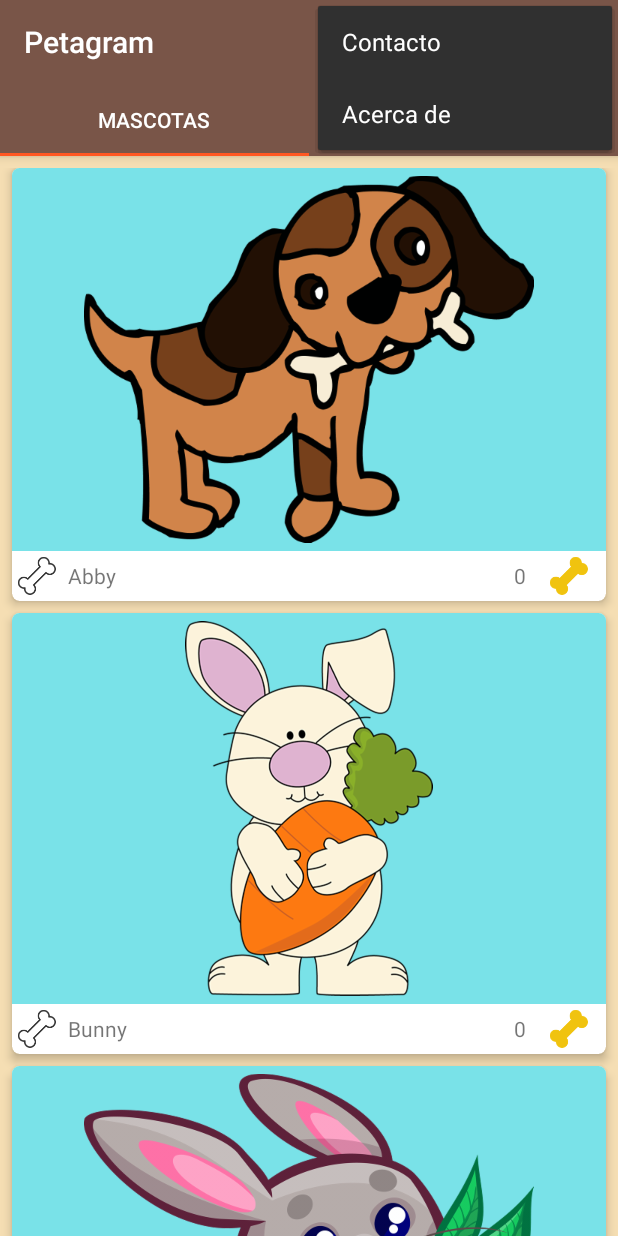
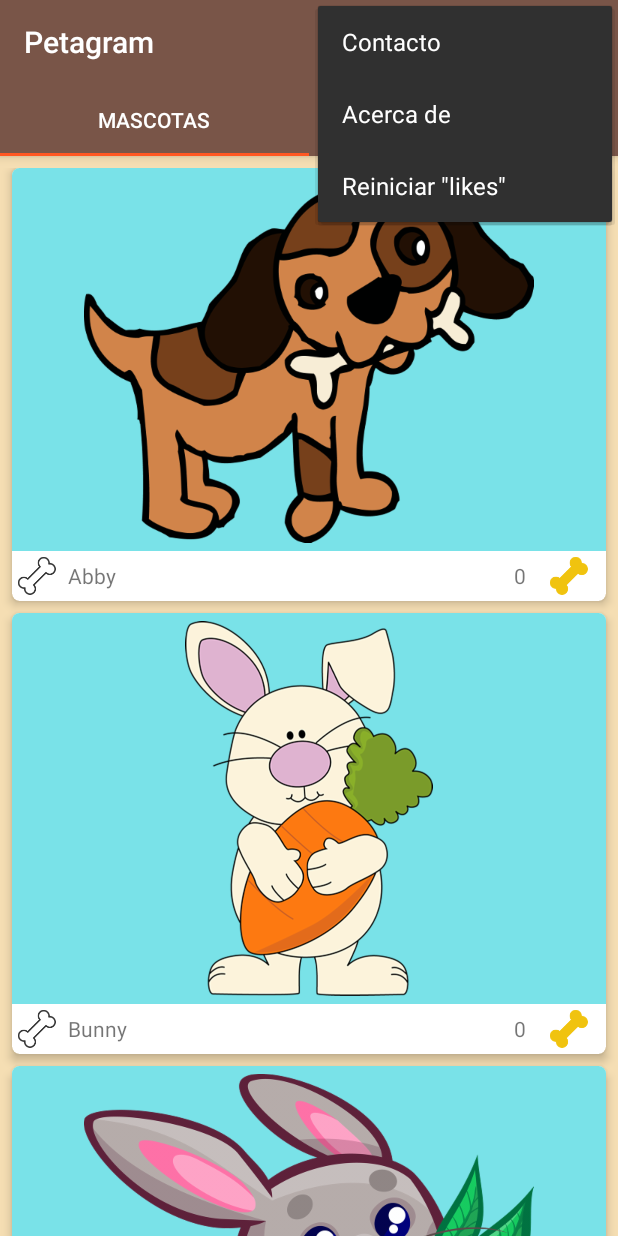
Before and after one commit to romansg/Petagram, an Android app: the screen it shows after launch (MainActivity), with the options menu open, on a phone screen of 412 x 824 dp. Run offline under Robolectric (Android 15) with nearby library versions, the light colour scheme and no system bars.

Commit message:
Terminada la actividad del perfil de mascota

```diff
--- a/app/build.gradle
+++ b/app/build.gradle
@@ -37,6 +37,7 @@ dependencies {
     implementation 'com.android.support:cardview-v7:26.1.0'
     implementation 'com.sun.mail:android-mail:1.6.0'
     implementation 'com.sun.mail:android-activation:1.6.0'
+    implementation 'com.mikhaellopez:circularimageview:3.0.2'
     testImplementation 'junit:junit:4.12'
     androidTestImplementation 'com.android.support.test:runner:1.0.1'
     androidTestImplementation 'com.android.support.test.espresso:espresso-core:3.0.1'
--- /dev/null
+++ b/app/src/main/java/com/romansg/petagram/adapter/MiniaturaAdapter.java
@@ -0,0 +1,59 @@
+package com.romansg.petagram.adapter;
+
+import android.app.Activity;
+import android.content.Context;
+import android.support.v7.widget.RecyclerView;
+import android.view.LayoutInflater;
+import android.view.View;
+import android.view.ViewGroup;
+import android.widget.ImageView;
+import android.widget.TextView;
+
+import com.romansg.petagram.R;
+import com.romansg.petagram.pojo.Mascota;
+
+import java.util.ArrayList;
+
+public class MiniaturaAdapter extends RecyclerView.Adapter<MiniaturaAdapter.MascotaViewHolder> {
+    private ArrayList<Mascota> mascotas;
+    private Context context;
+    private int seleccion = 0;
+
+    public MiniaturaAdapter(ArrayList<Mascota> mascotas, Context context) {
+        this.mascotas = mascotas;
+        this.context = context;
+    }
+
+    @Override
+    public MascotaViewHolder onCreateViewHolder(ViewGroup parent, int viewType) {
+        LayoutInflater inflater = LayoutInflater.from(parent.getContext());
+        View view = inflater.inflate(R.layout.miniatura, parent, false);
+
+        return new MascotaViewHolder(view);
+    }
+
+    @Override
+    public void onBindViewHolder(final MascotaViewHolder holder, final int position) {
+        final Mascota mascota = mascotas.get(position);
+
+        holder.ivPetPhoto.setImageResource(mascota.getFoto());
+        holder.tvPetLikes.setText(mascota.getLikes() + "");
+    }
+
+    @Override
+    public int getItemCount() {
+        return mascotas.size();
+    }
+
+    public static class MascotaViewHolder extends RecyclerView.ViewHolder {
+        private ImageView ivPetPhoto;
+        private TextView tvPetLikes;
+
+        public MascotaViewHolder(View itemView) {
+            super(itemView);
+
+            ivPetPhoto = itemView.findViewById(R.id.ivPetPhoto);
+            tvPetLikes  = itemView.findViewById(R.id.tvPetLikes);
+        }
+    }
+}
--- a/app/src/main/java/com/romansg/petagram/db/Interactor.java
+++ b/app/src/main/java/com/romansg/petagram/db/Interactor.java
@@ -136,4 +136,10 @@ public class Interactor {
 
         return db.obtenerMascotasFavoritas(cuantas);
     }
+
+    public void reiniciarLikesMascotas() {
+        DbHelper db = new DbHelper(context);
+
+        db.reiniciarLikes();
+    }
 }
--- a/app/src/main/java/com/romansg/petagram/main/MainActivity.java
+++ b/app/src/main/java/com/romansg/petagram/main/MainActivity.java
@@ -74,6 +74,10 @@ public class MainActivity extends AppCompatActivity implements MainView {
                 presenter.verBiografia();
                 break;
 
+            case R.id.mReiniciar:
+                presenter.reiniciarLikesMascotas();
+                break;
+
             case R.id.mFavoritas:
                 presenter.verMascotasFavoritas();
                 break;
--- a/app/src/main/java/com/romansg/petagram/main/MainPresenter.java
+++ b/app/src/main/java/com/romansg/petagram/main/MainPresenter.java
@@ -2,6 +2,7 @@ package com.romansg.petagram.main;
 
 public interface MainPresenter {
     void agregarMuestraMascotas();
+    void reiniciarLikesMascotas();
     void verContacto();
     void verBiografia();
     void verMascotasFavoritas();
--- a/app/src/main/java/com/romansg/petagram/main/MainPresenterImpl.java
+++ b/app/src/main/java/com/romansg/petagram/main/MainPresenterImpl.java
@@ -32,6 +32,12 @@ public class MainPresenterImpl implements MainPresenter {
     }
 
     @Override
+    public void reiniciarLikesMascotas() {
+        Interactor interactor = new Interactor(context);
+        interactor.reiniciarLikesMascotas();
+    }
+
+    @Override
     public void verContacto() {
         Intent intent = new Intent(context, ContactoActivity.class);
         context.startActivity(intent);
--- a/app/src/main/java/com/romansg/petagram/perfil/PerfilMascotaFragment.java
+++ b/app/src/main/java/com/romansg/petagram/perfil/PerfilMascotaFragment.java
@@ -1,18 +1,26 @@
 package com.romansg.petagram.perfil;
-
 
 import android.os.Bundle;
 import android.support.v4.app.Fragment;
+import android.support.v7.widget.GridLayoutManager;
+import android.support.v7.widget.RecyclerView;
 import android.view.LayoutInflater;
 import android.view.View;
 import android.view.ViewGroup;
 
 import com.romansg.petagram.R;
+import com.romansg.petagram.adapter.MiniaturaAdapter;
+import com.romansg.petagram.pojo.Mascota;
+
+import java.util.ArrayList;
 
 /**
  * A simple {@link Fragment} subclass.
  */
-public class PerfilMascotaFragment extends Fragment {
+public class PerfilMascotaFragment extends Fragment implements PerfilMascotaView {
+    private RecyclerView rvMascotaFotos;
+    private PerfilMascotaPresenter presenter;
+
     public PerfilMascotaFragment() {
         // Required empty public constructor
     }
@@ -20,6 +28,19 @@ public class PerfilMascotaFragment extends Fragment {
     @Override
     public View onCreateView(LayoutInflater inflater, ViewGroup container, Bundle savedInstanceState) {
         // Inflate the layout for this fragment
-        return inflater.inflate(R.layout.fragment_perfil_mascota, container, false);
+        View view = inflater.inflate(R.layout.fragment_perfil_mascota, container, false);
+
+        rvMascotaFotos = view.findViewById(R.id.rvMascotaFotos);
+        presenter = new PerfilMascotaPresenterImpl(getContext(), this);
+
+        return view;
+    }
+
+    public void setupRecyclerView(ArrayList<Mascota> mascotas) {
+        GridLayoutManager manager = new GridLayoutManager(getActivity(), 3);
+        MiniaturaAdapter adapter = new MiniaturaAdapter(mascotas, getContext());
+
+        rvMascotaFotos.setLayoutManager(manager);
+        rvMascotaFotos.setAdapter(adapter);
     }
 }
--- /dev/null
+++ b/app/src/main/java/com/romansg/petagram/perfil/PerfilMascotaPresenter.java
@@ -0,0 +1,10 @@
+package com.romansg.petagram.perfil;
+
+import com.romansg.petagram.pojo.Mascota;
+
+import java.util.ArrayList;
+
+public interface PerfilMascotaPresenter {
+    ArrayList<Mascota> obtenerMascotas(); // Obtiene datos del modelo
+    void mostrarMascotas(ArrayList<Mascota> mascotas); // Proporciona datos a la vista
+}
--- /dev/null
+++ b/app/src/main/java/com/romansg/petagram/perfil/PerfilMascotaPresenterImpl.java
@@ -0,0 +1,44 @@
+package com.romansg.petagram.perfil;
+
+import android.content.Context;
+
+import com.romansg.petagram.R;
+import com.romansg.petagram.db.Interactor;
+import com.romansg.petagram.listado.ListaMascotasView;
+import com.romansg.petagram.pojo.Mascota;
+
+import java.util.ArrayList;
+
+public class PerfilMascotaPresenterImpl implements PerfilMascotaPresenter {
+    private PerfilMascotaView view;
+    private Interactor interactor;
+    private ArrayList<Mascota> mascotas;
+    private Context context;
+
+    public PerfilMascotaPresenterImpl(Context context, PerfilMascotaView view) {
+        this.context = context;
+        this.view = view;
+
+        mascotas = obtenerMascotas();
+        mostrarMascotas(mascotas);
+    }
+
+    public ArrayList<Mascota> obtenerMascotas() {
+        mascotas = new ArrayList<Mascota>();
+
+        mascotas.add(new Mascota("Fiona", R.drawable.fiona, 3));
+        mascotas.add(new Mascota("Fiona", R.drawable.fiona, 0));
+        mascotas.add(new Mascota("Fiona", R.drawable.fiona, 5));
+        mascotas.add(new Mascota("Fiona", R.drawable.fiona, 2));
+        mascotas.add(new Mascota("Fiona", R.drawable.fiona, 1));
+        mascotas.add(new Mascota("Fiona", R.drawable.fiona, 0));
+        mascotas.add(new Mascota("Fiona", R.drawable.fiona, 4));
+        mascotas.add(new Mascota("Fiona", R.drawable.fiona, 2));
+
+        return mascotas;
+    }
+
+    public void mostrarMascotas(ArrayList<Mascota> mascotas) {
+        view.setupRecyclerView(mascotas);
+    }
+}
--- /dev/null
+++ b/app/src/main/java/com/romansg/petagram/perfil/PerfilMascotaView.java
@@ -0,0 +1,9 @@
+package com.romansg.petagram.perfil;
+
+import com.romansg.petagram.pojo.Mascota;
+
+import java.util.ArrayList;
+
+public interface PerfilMascotaView {
+    void setupRecyclerView(ArrayList<Mascota> mascotas);
+}
--- a/app/src/main/res/menu/menu_opciones.xml
+++ b/app/src/main/res/menu/menu_opciones.xml
@@ -11,6 +11,10 @@
         android:orderInCategory="110"
         android:title="@string/menu_biografia" />
     <item
+        android:id="@+id/mReiniciar"
+        android:orderInCategory="115"
+        android:title="@string/menu_reiniciar" />
+    <item
         android:id="@+id/mFavoritas"
         android:icon="@drawable/star5"
         android:orderInCategory="120"
--- a/app/src/main/res/values/strings.xml
+++ b/app/src/main/res/values/strings.xml
@@ -20,4 +20,5 @@
     <string name="ratings_descr">Botón para dar \"like\" a la mascota</string>
     <string name="dummy_pet_name">Petty</string>
     <string name="dummy_pet_likes">5</string>
+    <string name="menu_reiniciar">Reiniciar \"likes\"</string>
 </resources>
```
Also changed, not shown: app/src/main/java/com/romansg/petagram/db/DbHelper.java (+13 -0 lines), app/src/main/res/layout/fragment_perfil_mascota.xml (+31 -2 lines), app/src/main/res/layout/miniatura.xml (added, +53 -0 lines).
